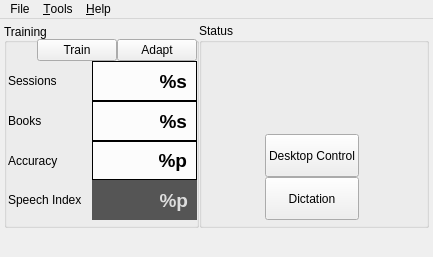
Above: res/ui/main-window.ui from smartboyhw/speechcontrol before the change. Below: the same form after it.
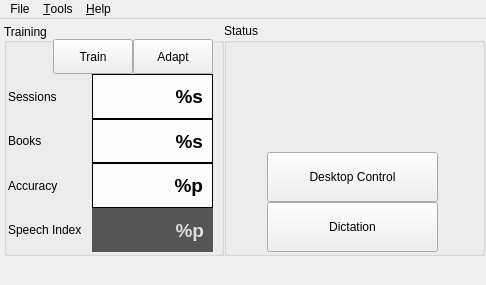
That is the form after the change. Icons and pictures are not drawn.

Commit message: Made the Main Window larger, due to weird resolution styles on GNOME.

Diff of the .ui file:
```diff
--- a/res/ui/main-window.ui
+++ b/res/ui/main-window.ui
@@ -10,20 +10,20 @@
    <rect>
     <x>0</x>
     <y>0</y>
-    <width>433</width>
-    <height>257</height>
+    <width>486</width>
+    <height>285</height>
    </rect>
   </property>
   <property name="minimumSize">
    <size>
-    <width>433</width>
-    <height>257</height>
+    <width>486</width>
+    <height>285</height>
    </size>
   </property>
   <property name="maximumSize">
    <size>
-    <width>433</width>
-    <height>257</height>
+    <width>486</width>
+    <height>285</height>
    </size>
   </property>
   <property name="windowTitle">
@@ -43,25 +43,13 @@
    <bool>true</bool>
   </property>
   <widget class="QWidget" name="centralwidget">
-   <property name="minimumSize">
-    <size>
-     <width>433</width>
-     <height>216</height>
-    </size>
-   </property>
-   <property name="maximumSize">
-    <size>
-     <width>433</width>
-     <height>216</height>
-    </size>
-   </property>
    <widget class="QWidget" name="gridLayoutWidget">
     <property name="geometry">
      <rect>
       <x>4</x>
       <y>4</y>
-      <width>425</width>
-      <height>205</height>
+      <width>481</width>
+      <height>233</height>
      </rect>
     </property>
     <layout class="QGridLayout" name="gridLayout">
@@ -83,9 +71,9 @@
         <property name="geometry">
          <rect>
           <x>8</x>
-          <y>24</y>
-          <width>209</width>
-          <height>173</height>
+          <y>28</y>
+          <width>241</width>
+          <height>201</height>
          </rect>
         </property>
         <layout class="QGridLayout" name="gridLayout_3">
@@ -148,9 +136,12 @@
            <property name="orientation">
             <enum>Qt::Horizontal</enum>
            </property>
+           <property name="sizeType">
+            <enum>QSizePolicy::Maximum</enum>
+           </property>
            <property name="sizeHint" stdset="0">
             <size>
-             <width>40</width>
+             <width>35</width>
              <height>20</height>
             </size>
            </property>
@@ -161,9 +152,12 @@
            <property name="orientation">
             <enum>Qt::Horizontal</enum>
            </property>
+           <property name="sizeType">
+            <enum>QSizePolicy::Maximum</enum>
+           </property>
            <property name="sizeHint" stdset="0">
             <size>
-             <width>40</width>
+             <width>35</width>
              <height>20</height>
             </size>
            </property>
@@ -196,7 +190,7 @@
        </property>
        <property name="maximumSize">
         <size>
-         <width>195</width>
+         <width>220</width>
          <height>16777215</height>
         </size>
        </property>
@@ -214,8 +208,8 @@
          <rect>
           <x>4</x>
           <y>16</y>
-          <width>189</width>
-          <height>181</height>
+          <width>205</width>
+          <height>213</height>
          </rect>
         </property>
         <layout class="QGridLayout" name="gridLayout_2">
@@ -236,6 +230,18 @@
            </item>
            <item>
             <widget class="QPushButton" name="btnTrain">
+             <property name="sizePolicy">
+              <sizepolicy hsizetype="MinimumExpanding" vsizetype="Maximum">
+               <horstretch>0</horstretch>
+               <verstretch>0</verstretch>
+              </sizepolicy>
+             </property>
+             <property name="maximumSize">
+              <size>
+               <width>16777215</width>
+               <height>35</height>
+              </size>
+             </property>
              <property name="text">
               <string>Train</string>
              </property>
@@ -243,6 +249,18 @@
            </item>
            <item>
             <widget class="QPushButton" name="btnAdapt">
+             <property name="sizePolicy">
+              <sizepolicy hsizetype="MinimumExpanding" vsizetype="Maximum">
+               <horstretch>0</horstretch>
+               <verstretch>0</verstretch>
+              </sizepolicy>
+             </property>
+             <property name="maximumSize">
+              <size>
+               <width>16777215</width>
+               <height>35</height>
+              </size>
+             </property>
              <property name="text">
               <string>Adapt</string>
              </property>
@@ -260,7 +278,7 @@
          <item row="1" column="2">
           <widget class="QLabel" name="lblSessions">
            <property name="sizePolicy">
-            <sizepolicy hsizetype="Expanding" vsizetype="MinimumExpanding">
+            <sizepolicy hsizetype="MinimumExpanding" vsizetype="Preferred">
              <horstretch>0</horstretch>
              <verstretch>0</verstretch>
             </sizepolicy>
@@ -304,7 +322,7 @@
          <item row="2" column="2">
           <widget class="QLabel" name="lblBooks">
            <property name="sizePolicy">
-            <sizepolicy hsizetype="Expanding" vsizetype="MinimumExpanding">
+            <sizepolicy hsizetype="Expanding" vsizetype="Preferred">
              <horstretch>0</horstretch>
              <verstretch>0</verstretch>
             </sizepolicy>
@@ -348,7 +366,7 @@
          <item row="3" column="2">
           <widget class="QLabel" name="lblAccuracy">
            <property name="sizePolicy">
-            <sizepolicy hsizetype="Expanding" vsizetype="MinimumExpanding">
+            <sizepolicy hsizetype="Expanding" vsizetype="Preferred">
              <horstretch>0</horstretch>
              <verstretch>0</verstretch>
             </sizepolicy>
@@ -392,7 +410,7 @@
          <item row="4" column="2">
           <widget class="QLabel" name="lblSpeechIndex">
            <property name="sizePolicy">
-            <sizepolicy hsizetype="Expanding" vsizetype="MinimumExpanding">
+            <sizepolicy hsizetype="Expanding" vsizetype="Preferred">
              <horstretch>0</horstretch>
              <verstretch>0</verstretch>
             </sizepolicy>
@@ -478,7 +496,7 @@
     <rect>
      <x>0</x>
      <y>0</y>
-     <width>433</width>
+     <width>486</width>
      <height>21</height>
     </rect>
    </property>
```
Left out of the diff: 1 changed line with no effect on the pictures.
